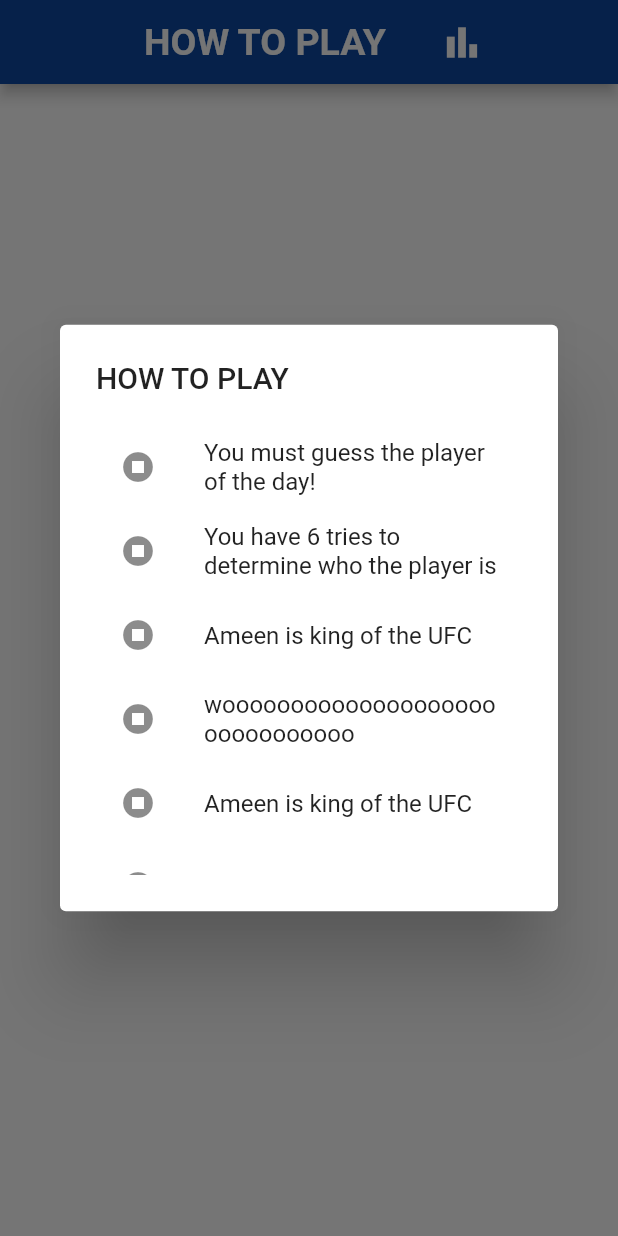
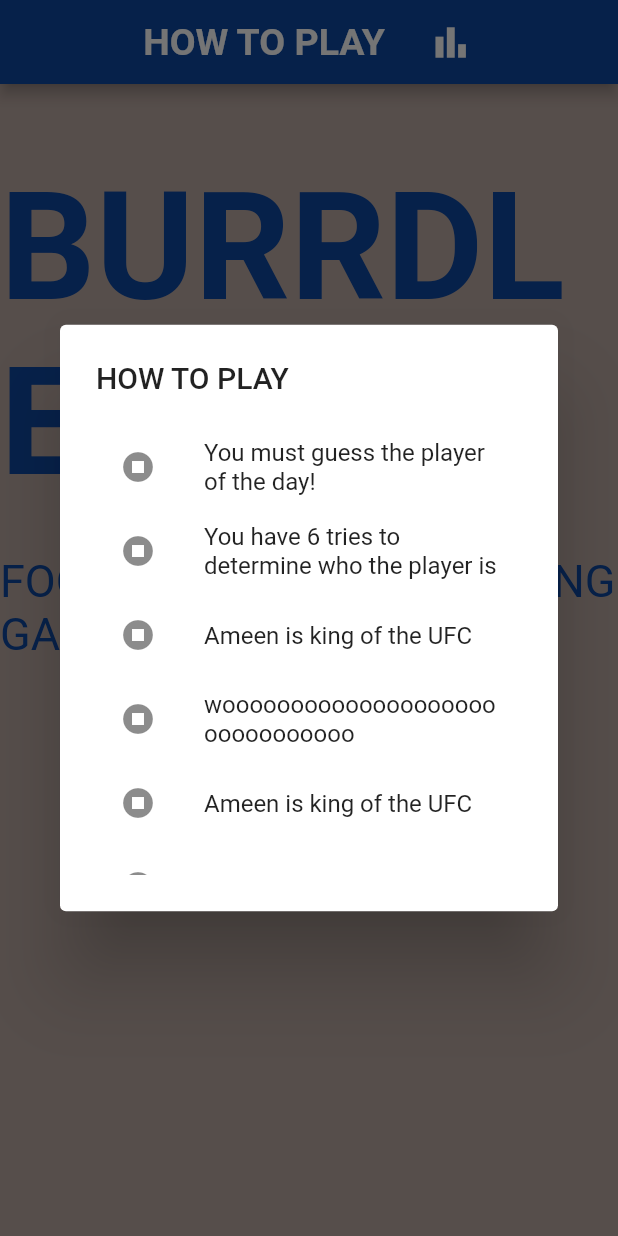
Before and after one commit to mmsoby/Burrdle, a Flutter app: the screen it shows after launch, after a tap on "HOW TO PLAY", on a phone screen of 412 x 824 dp. Run offline on Flutter 3.47's test engine with Material 2 defaults, Android fonts, the phone set to English and light mode, and no system bars.

Commit message:
Implemented new body file. Major scaffolding for the app goes in the body file. Components used in body file need implementation, logic, and database pairing.

```diff
--- /dev/null
+++ b/lib/Components/body.dart
@@ -0,0 +1,35 @@
+import 'package:flutter/material.dart';
+import 'package:burrdle/Components/userInput.dart';
+import 'package:burrdle/Components/table.dart';
+
+class Body extends StatelessWidget {
+  const Body({Key? key}) : super(key: key);
+
+  @override
+  Widget build(BuildContext context) {
+    return Column(
+        crossAxisAlignment: CrossAxisAlignment.center,
+        mainAxisSize: MainAxisSize.min,
+        children: <Widget>[
+          SizedBox(height: 50),
+          DefaultTextStyle(
+            // Title
+            child: Text("BURRDLE"),
+            style: TextStyle(
+                fontSize: 100.0,
+                fontWeight: FontWeight.bold,
+                color: Colors.blue[900]),
+          ),
+          SizedBox(height: 30),
+          DefaultTextStyle(
+            // Subheading
+            child: Text("FOOTBALL PLAYER GUESSING GAME"),
+            style: TextStyle(fontSize: 30.0, color: Colors.blue[900]),
+          ),
+          SizedBox(height: 30),
+          UserInput(),
+          SizedBox(height: 30),
+          DisplayTable(),
+        ]);
+  }
+}
--- a/lib/Components/footer.dart
+++ b/lib/Components/footer.dart
@@ -0,0 +1,10 @@
+import 'package:flutter/material.dart';
+
+class FooterWidget extends StatelessWidget {
+  const FooterWidget({Key? key}) : super(key: key);
+
+  @override
+  Widget build(BuildContext context) {
+    return Container();
+  }
+}
--- a/lib/Components/header.dart
+++ b/lib/Components/header.dart
@@ -6,14 +6,14 @@
   @override
   Widget build(BuildContext context) {
     return AppBar(
-      backgroundColor: Colors.blue[900],
+      backgroundColor: Colors.blue[900], //Overrides background color of header
       automaticallyImplyLeading: false,
       centerTitle: true,
       title: Row(
         mainAxisSize: MainAxisSize.min,
         children: <Widget>[
           Spacer(flex: 6),
-          FlatButton(
+          TextButton(
               onPressed: () {
                 showAlertDialog(context);
               },
--- a/lib/Components/table.dart
+++ b/lib/Components/table.dart
@@ -0,0 +1,10 @@
+import 'package:flutter/material.dart';
+
+class DisplayTable extends StatelessWidget {
+  const DisplayTable({Key? key}) : super(key: key);
+
+  @override
+  Widget build(BuildContext context) {
+    return Container();
+  }
+}
--- a/lib/Components/userInput.dart
+++ b/lib/Components/userInput.dart
@@ -0,0 +1,10 @@
+import 'package:flutter/material.dart';
+
+class UserInput extends StatelessWidget {
+  const UserInput({Key? key}) : super(key: key);
+
+  @override
+  Widget build(BuildContext context) {
+    return Container();
+  }
+}
```
Also changed, not shown: lib/main.dart (+5 -34 lines).
